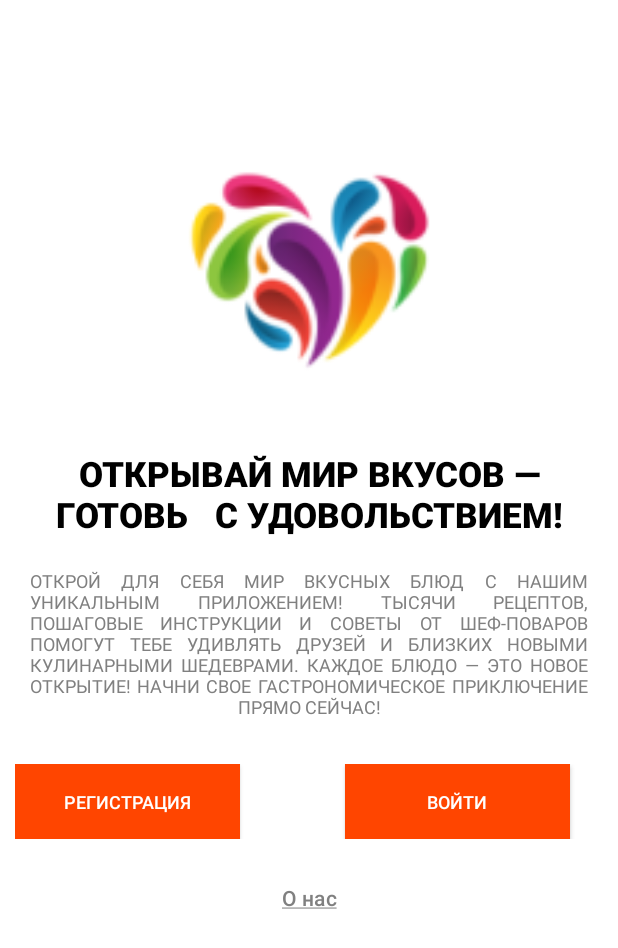
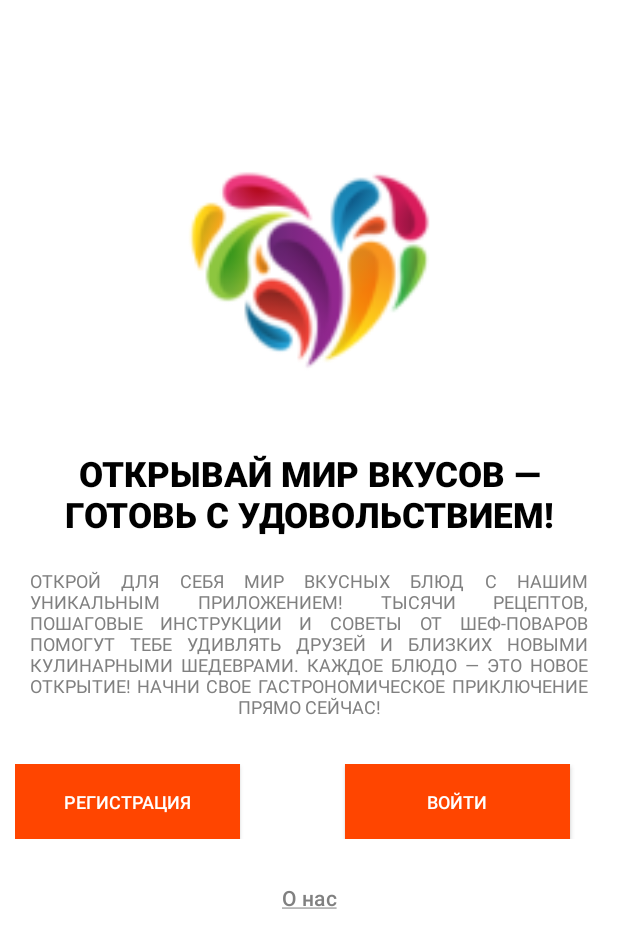
Before and after one commit to Pro100baobab/PaletteOfFlavors, an Android app built with Jetpack Compose: the screen it shows after launch (MainActivity), on a phone screen of 412 x 824 dp. Shown: the top 948 px of the screen. Run offline under Robolectric (Android 15) with nearby library versions, the phone set to English and light mode, and no system bars; our stand-ins replace navigation-ui.

Commit message:
мелкие исправления багов

```diff
--- a/app/src/main/java/DataSource/Network/Turso.kt
+++ b/app/src/main/java/DataSource/Network/Turso.kt
@@ -15,6 +15,7 @@ import androidx.room.Query
 import com.paletteofflavors.HomeFragment
 import com.paletteofflavors.MainActivity
 import com.paletteofflavors.R
+import com.paletteofflavors.SearchFragment
 import kotlinx.coroutines.CoroutineScope
 import kotlinx.coroutines.Dispatchers
 import kotlinx.coroutines.flow.Flow
@@ -78,10 +79,7 @@ class Turso(
 
                                     // Save LogIn Settings if checked
                                     rememberMe(username, password)
-
-                                    (activity as? MainActivity)?.binding?.appContent?.isVisible =
-                                        true
-                                    (activity as? MainActivity)?.showNormalFragment(HomeFragment())
+                                    (activity as MainActivity).showNormalFragment(SearchFragment())
                                 }
                             } else {
                                 activity?.runOnUiThread {
--- a/app/src/main/java/ViewModels/CreateRecipeViewModel.kt
+++ b/app/src/main/java/ViewModels/CreateRecipeViewModel.kt
@@ -36,7 +36,10 @@ class CreateRecipeViewModel(private val recipeDao: RecipeDao): ViewModel() {
     }
 
     fun setTimeInMinutes(timeInMintues: Int){
-        _timeInMinutes.value = timeInMintues.toString()
+        _timeInMinutes.value = when(timeInMintues){
+            0 -> ""
+            else -> timeInMintues.toString()
+        }
     }
 
 
--- a/app/src/main/java/com/paletteofflavors/MainActivity.kt
+++ b/app/src/main/java/com/paletteofflavors/MainActivity.kt
@@ -85,7 +85,6 @@ class MainActivity : AppCompatActivity() {
             Handler(Looper.getMainLooper()).postDelayed({
                 replaceMainFragment(ProfileFragment())
                 binding.bottomNavigation.selectedItemId = R.id.navigation_profile
-
             }, 100)
         }
 
@@ -112,7 +111,7 @@ class MainActivity : AppCompatActivity() {
         binding.bottomNavigation.setOnItemSelectedListener { item ->
             if (isFromUserInteraction) {
                 when (item.itemId) {
-                    R.id.navigation_home -> replaceMainFragment(HomeFragment())
+                    //R.id.navigation_home -> replaceMainFragment(HomeFragment())
                     R.id.navigation_search -> replaceMainFragment(SearchFragment())
                     R.id.navigation_favorites -> replaceMainFragment(FavoritesFragment())
                     R.id.navigation_pantry -> replaceMainFragment(FridgeFragment())
@@ -136,17 +135,16 @@ class MainActivity : AppCompatActivity() {
         navBottomViewModel.selectedNavItem.observe(this) { itemId ->
 
             isFromUserInteraction = false // Говорим, что изменение программное
-            binding.bottomNavigation.selectedItemId = itemId ?: R.id.navigation_home
+            binding.bottomNavigation.selectedItemId = itemId ?: R.id.navigation_search
             isFromUserInteraction = true // Возвращаем флаг в исходное состояние
 
 
         }
 
-        if (supportFragmentManager.findFragmentById(R.id.frame_layout) == null
-            && intent?.getBooleanExtra("SHOW_PROFILE_FRAGMENT", false) != true)
+        if (supportFragmentManager.findFragmentById(R.id.frame_layout) == null)
         {
-            replaceMainFragment(HomeFragment())
-            binding.bottomNavigation.selectedItemId = R.id.navigation_home
+            replaceMainFragment(SearchFragment())
+            binding.bottomNavigation.selectedItemId = R.id.navigation_search
         }
 
         initDatabase()
--- a/app/src/main/java/com/paletteofflavors/ProfileFragment.kt
+++ b/app/src/main/java/com/paletteofflavors/ProfileFragment.kt
@@ -187,8 +187,12 @@ class ProfileFragment : Fragment() {
     }
 
     private fun logOut() {
+        (requireActivity() as MainActivity).navBottomViewModel.setSelectedNavItem(R.id.navigation_search)
         (requireActivity() as MainActivity).sessionManager.logoutUserSession() // userSession
-        (requireActivity() as MainActivity).showFullscreenFragment(LoginFragment())
+        //(requireActivity() as MainActivity).showFullscreenFragment(LoginFragment())
+        (requireActivity() as MainActivity).binding.appContent.visibility = View.GONE
+        //activity.navBottomViewModel.setIsContentVisible(false)
+
     }
 
 
--- a/app/src/main/res/layout/activity_main.xml
+++ b/app/src/main/res/layout/activity_main.xml
@@ -14,7 +14,6 @@
         android:layout_width="match_parent"
 
         android:layout_height="match_parent"
-        android:visibility="visible"
 
         app:navGraph="@navigation/auth_nav_graph"
         tools:layout_editor_absoluteX="0dp"
--- a/app/src/main/res/layout/fragment_authorization.xml
+++ b/app/src/main/res/layout/fragment_authorization.xml
@@ -27,7 +27,7 @@
             android:layout_marginTop="20dp"
             android:fontFamily="sans-serif-black"
             android:gravity="center"
-            android:text="Открывай мир вкусов — готовь   с удовольствием!"
+            android:text="@string/wellcome_title"
             android:textAllCaps="true"
             android:textColor="@color/black"
             android:textSize="23sp"
@@ -82,7 +82,7 @@
                 android:background="@color/black"
                 android:backgroundTint="@color/bright_red"
                 android:elevation="5dp"
-                android:text="Войти"
+                android:text="@string/login"
                 android:textAlignment="center"
                 android:textColor="@color/white"
                 android:textSize="12sp"
--- a/app/src/main/res/menu/bottom_nav_menu.xml
+++ b/app/src/main/res/menu/bottom_nav_menu.xml
@@ -1,9 +1,9 @@
 <?xml version="1.0" encoding="utf-8"?>
 <menu xmlns:android="http://schemas.android.com/apk/res/android">
-    <item
+    <!--<item
         android:id="@+id/navigation_home"
         android:icon="@drawable/baseline_home_24"
-        android:title="@string/title_home" />
+        android:title="@string/title_home" />-->
 
     <item
         android:id="@+id/navigation_search"
```
Also changed, not shown: app/src/main/java/com/paletteofflavors/CreateRecipeFragment.kt (+8 -3 lines), app/src/main/res/values/strings.xml (+18 -0 lines).
